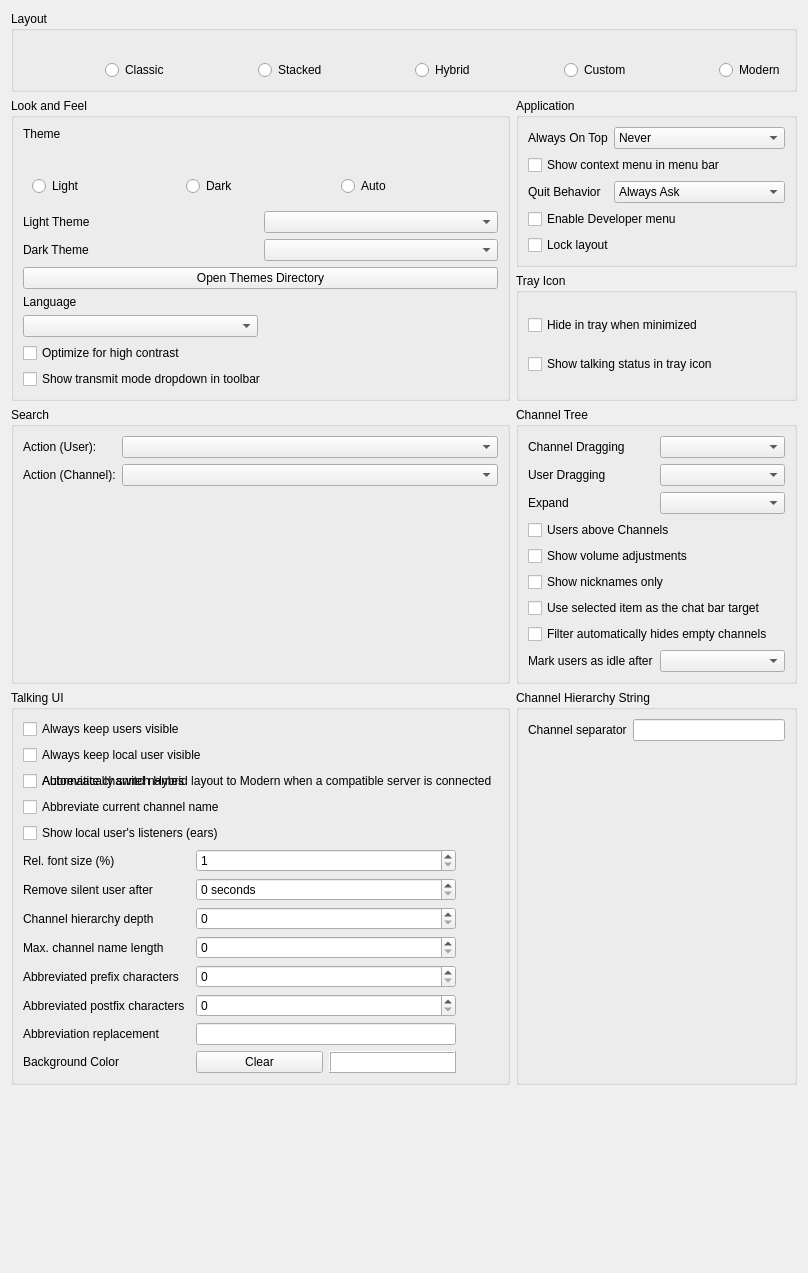
dankmaster/mumble-forked, file src/mumble/LookConfig.ui: the form before one commit.
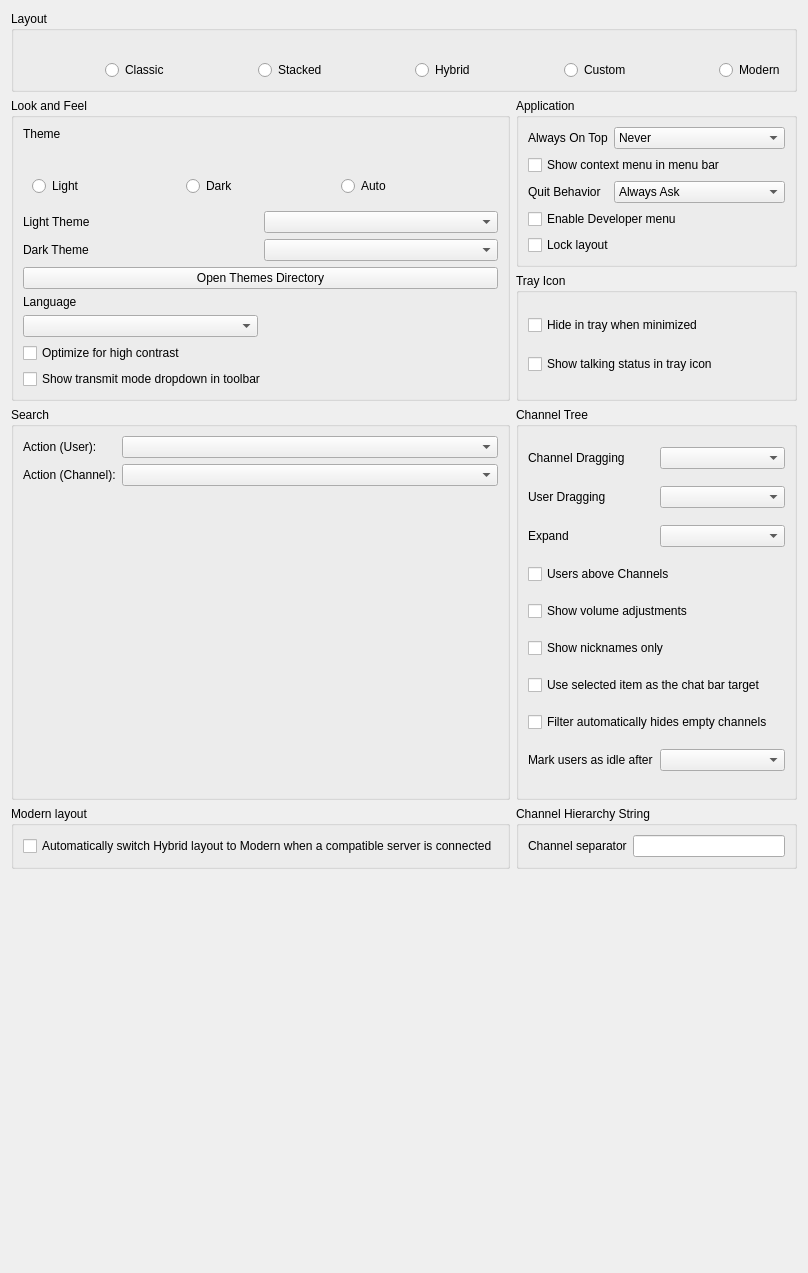
The form after the commit. Icons and pictures are not drawn. Custom widgets are drawn as their Qt base class.

Commit message: chore(native): remove overlay and talking UI

```diff
--- a/src/mumble/LookConfig.ui
+++ b/src/mumble/LookConfig.ui
@@ -454,7 +454,7 @@
       </sizepolicy>
      </property>
      <property name="title">
-      <string>Talking UI</string>
+      <string>Modern layout</string>
      </property>
      <property name="flat">
       <bool>false</bool>
@@ -463,370 +463,7 @@
       <bool>false</bool>
      </property>
      <layout class="QGridLayout" name="gridLayout_5">
-      <item row="12" column="2">
-       <widget class="QStackedWidget" name="swBackgroundColor">
-        <property name="sizePolicy">
-         <sizepolicy hsizetype="Minimum" vsizetype="Fixed">
-          <horstretch>0</horstretch>
-          <verstretch>0</verstretch>
-         </sizepolicy>
-        </property>
-        <property name="currentIndex">
-         <number>0</number>
-        </property>
-        <widget class="QWidget" name="page_1">
-         <layout class="QGridLayout" name="gridLayout_8">
-          <property name="leftMargin">
-           <number>0</number>
-          </property>
-          <property name="topMargin">
-           <number>0</number>
-          </property>
-          <property name="rightMargin">
-           <number>0</number>
-          </property>
-          <property name="bottomMargin">
-           <number>0</number>
-          </property>
-          <item row="0" column="0">
-           <layout class="QHBoxLayout" name="horizontalLayout">
-            <item>
-             <widget class="QPushButton" name="qbClearBackgroundColor">
-              <property name="sizePolicy">
-               <sizepolicy hsizetype="Preferred" vsizetype="Fixed">
-                <horstretch>0</horstretch>
-                <verstretch>0</verstretch>
-               </sizepolicy>
-              </property>
-              <property name="toolTip">
-               <string>Clears the TalkingUI background setting.</string>
-              </property>
-              <property name="accessibleName">
-               <string>Clear Background Color</string>
-              </property>
-              <property name="text">
-               <string>Clear</string>
-              </property>
-             </widget>
-            </item>
-            <item>
-             <widget class="QFrame" name="qccolorPreview">
-              <property name="minimumSize">
-               <size>
-                <width>50</width>
-                <height>0</height>
-               </size>
-              </property>
-              <property name="styleSheet">
-               <string notr="true">background-color: white</string>
-              </property>
-              <property name="frameShape">
-               <enum>QFrame::Shape::Box</enum>
-              </property>
-              <property name="frameShadow">
-               <enum>QFrame::Shadow::Raised</enum>
-              </property>
-             </widget>
-            </item>
-           </layout>
-          </item>
-         </layout>
-        </widget>
-        <widget class="QWidget" name="page_0">
-         <property name="sizePolicy">
-          <sizepolicy hsizetype="Minimum" vsizetype="Fixed">
-           <horstretch>0</horstretch>
-           <verstretch>0</verstretch>
-          </sizepolicy>
-         </property>
-         <layout class="QGridLayout" name="gridLayout_7">
-          <property name="leftMargin">
-           <number>0</number>
-          </property>
-          <property name="topMargin">
-           <number>0</number>
-          </property>
-          <property name="rightMargin">
-           <number>0</number>
-          </property>
-          <property name="bottomMargin">
-           <number>0</number>
-          </property>
-          <item row="0" column="0">
-           <widget class="QPushButton" name="qbBackgroundColor">
-            <property name="sizePolicy">
-             <sizepolicy hsizetype="Minimum" vsizetype="Fixed">
-              <horstretch>0</horstretch>
-              <verstretch>0</verstretch>
-             </sizepolicy>
-            </property>
-            <property name="toolTip">
-             <string>Color that gets used for the background of the talkingUI.</string>
-            </property>
-            <property name="text">
-             <string>Choose</string>
-            </property>
-           </widget>
-          </item>
-         </layout>
-        </widget>
-       </widget>
-      </item>
-      <item row="0" column="0" colspan="2">
-       <widget class="QCheckBox" name="qcbUsersAlwaysVisible">
-        <property name="toolTip">
-         <string>If this is checked, users will always be visible in the TalkingUI (regardless of talking state).</string>
-        </property>
-        <property name="text">
-         <string>Always keep users visible</string>
-        </property>
-       </widget>
-      </item>
-      <item row="5" column="0">
-       <widget class="QLabel" name="qlRelFontSize">
-        <property name="toolTip">
-         <string>Relative font size to use in the Talking UI in percent.</string>
-        </property>
-        <property name="text">
-         <string>Rel. font size (%)</string>
-        </property>
-        <property name="buddy">
-         <cstring>qsbRelFontSize</cstring>
-        </property>
-       </widget>
-      </item>
-      <item row="11" column="0">
-       <widget class="QLabel" name="qlAbbreviationReplacement">
-        <property name="toolTip">
-         <string>String that gets used instead of the cut-out part of an abbreviated name.</string>
-        </property>
-        <property name="text">
-         <string>Abbreviation replacement</string>
-        </property>
-        <property name="buddy">
-         <cstring>qleAbbreviationReplacement</cstring>
-        </property>
-       </widget>
-      </item>
-      <item row="5" column="2">
-       <widget class="QSpinBox" name="qsbRelFontSize">
-        <property name="toolTip">
-         <string>Relative font size to use in the Talking UI in percent.</string>
-        </property>
-        <property name="accessibleName">
-         <string>Relative font size (in percent)</string>
-        </property>
-        <property name="minimum">
-         <number>1</number>
-        </property>
-        <property name="maximum">
-         <number>500</number>
-        </property>
-       </widget>
-      </item>
-      <item row="8" column="2">
-       <widget class="QSpinBox" name="qsbMaxNameLength">
-        <property name="toolTip">
-         <string>The preferred maximum length of a channel (hierarchy) name in the Talking UI. Note that this is not a hard limit though.</string>
-        </property>
-        <property name="accessibleName">
-         <string>Maximum channel name length</string>
-        </property>
-       </widget>
-      </item>
-      <item row="8" column="0" colspan="2">
-       <widget class="QLabel" name="qlMaxNameLength">
-        <property name="toolTip">
-         <string>The preferred maximum length of a channel (hierarchy) name in the Talking UI. Note that this is not a hard limit though.</string>
-        </property>
-        <property name="text">
-         <string>Max. channel name length</string>
-        </property>
-        <property name="buddy">
-         <cstring>qsbMaxNameLength</cstring>
-        </property>
-       </widget>
-      </item>
-      <item row="1" column="0" colspan="3">
-       <widget class="QCheckBox" name="qcbLocalUserVisible">
-        <property name="toolTip">
-         <string>If this is checked, the local user (yourself) will always be visible in the TalkingUI (regardless of talking state).</string>
-        </property>
-        <property name="text">
-         <string>Always keep local user visible</string>
-        </property>
-       </widget>
-      </item>
-      <item row="10" column="2">
-       <widget class="QSpinBox" name="qsbPostfixCharCount">
-        <property name="toolTip">
-         <string>How many characters from the original name to display at the end of an abbreviated name.</string>
-        </property>
-        <property name="accessibleName">
-         <string>Postfix character count</string>
-        </property>
-       </widget>
-      </item>
-      <item row="2" column="0" colspan="2">
-       <widget class="QCheckBox" name="qcbAbbreviateChannelNames">
-        <property name="toolTip">
-         <string>Whether the channel (hierarchy) name should be abbreviated, if it exceeds the specified maximum length.</string>
-        </property>
-        <property name="text">
-         <string>Abbreviate channel names</string>
-        </property>
-       </widget>
-      </item>
-      <item row="12" column="0">
-       <widget class="QLabel" name="qlBackgroundColor">
-        <property name="toolTip">
-         <string>Background color that, if set, overrides the theme background color.</string>
-        </property>
-        <property name="text">
-         <string>Background Color</string>
-        </property>
-        <property name="buddy">
-         <cstring>qbBackgroundColor</cstring>
-        </property>
-       </widget>
-      </item>
-      <item row="10" column="0" colspan="2">
-       <widget class="QLabel" name="qlPostfixCharCount">
-        <property name="toolTip">
-         <string>How many characters from the original name to display at the end of an abbreviated name.</string>
-        </property>
-        <property name="text">
-         <string>Abbreviated postfix characters</string>
-        </property>
-        <property name="buddy">
-         <cstring>qsbPostfixCharCount</cstring>
-        </property>
-       </widget>
-      </item>
-      <item row="11" column="2">
-       <widget class="QLineEdit" name="qleAbbreviationReplacement">
-        <property name="sizePolicy">
-         <sizepolicy hsizetype="Preferred" vsizetype="Fixed">
-          <horstretch>0</horstretch>
-          <verstretch>0</verstretch>
-         </sizepolicy>
-        </property>
-        <property name="toolTip">
-         <string>String that gets used instead of the cut-out part of an abbreviated name.</string>
-        </property>
-        <property name="accessibleName">
-         <string>Abbreviation replacement characters</string>
-        </property>
-       </widget>
-      </item>
-      <item row="7" column="0">
-       <widget class="QLabel" name="qlChannelHierarchyDepth">
-        <property name="toolTip">
-         <string>The names of how many parent channels should be included in the channel's name when displaying it in the TalkingUI?</string>
-        </property>
-        <property name="text">
-         <string>Channel hierarchy depth</string>
-        </property>
-        <property name="buddy">
-         <cstring>qsbChannelHierarchyDepth</cstring>
-        </property>
-       </widget>
-      </item>
-      <item row="6" column="2">
-       <widget class="QSpinBox" name="qsbSilentUserLifetime">
-        <property name="sizePolicy">
-         <sizepolicy hsizetype="Preferred" vsizetype="Fixed">
-          <horstretch>0</horstretch>
-          <verstretch>0</verstretch>
-         </sizepolicy>
-        </property>
-        <property name="toolTip">
-         <string>A user that is silent for the given amount of seconds will be removed from the Talkin UI.</string>
-        </property>
-        <property name="accessibleName">
-         <string>Silent user display time (in seconds)</string>
-        </property>
-        <property name="suffix">
-         <string> seconds</string>
-        </property>
-        <property name="maximum">
-         <number>999</number>
-        </property>
-       </widget>
-      </item>
-      <item row="7" column="2">
-       <widget class="QSpinBox" name="qsbChannelHierarchyDepth">
-        <property name="toolTip">
-         <string>The names of how many parent channels should be included in the channel's name when displaying it in the TalkingUI?</string>
-        </property>
-        <property name="accessibleName">
-         <string>Channel hierarchy depth</string>
-        </property>
-       </widget>
-      </item>
-      <item row="9" column="2">
-       <widget class="QSpinBox" name="qsbPrefixCharCount">
-        <property name="toolTip">
-         <string>How many characters from the original name to display at the beginning of an abbreviated name.</string>
-        </property>
-        <property name="accessibleName">
-         <string>Prefix character count</string>
-        </property>
-       </widget>
-      </item>
-      <item row="3" column="0" colspan="3">
-       <widget class="QCheckBox" name="qcbAbbreviateCurrentChannel">
-        <property name="toolTip">
-         <string>Whether to also allow abbreviating the current channel of a user (instead of only its parent channels).</string>
-        </property>
-        <property name="text">
-         <string>Abbreviate current channel name</string>
-        </property>
-       </widget>
-      </item>
-      <item row="6" column="0">
-       <widget class="QLabel" name="qlSilentUserLifetime">
-        <property name="sizePolicy">
-         <sizepolicy hsizetype="Preferred" vsizetype="Preferred">
-          <horstretch>0</horstretch>
-          <verstretch>0</verstretch>
-         </sizepolicy>
-        </property>
-        <property name="toolTip">
-         <string>A user that is silent for the given amount of seconds will be removed from the Talkin UI.</string>
-        </property>
-        <property name="text">
-         <string>Remove silent user after</string>
-        </property>
-        <property name="buddy">
-         <cstring>qsbSilentUserLifetime</cstring>
-        </property>
-       </widget>
-      </item>
-      <item row="4" column="0" colspan="3">
-       <widget class="QCheckBox" name="qcbShowLocalListeners">
-        <property name="toolTip">
-         <string>Whether to show all of the local user's listeners (ears) in the TalkingUI (and thereby also the channels they are in). </string>
-        </property>
-        <property name="text">
-         <string>Show local user's listeners (ears)</string>
-        </property>
-       </widget>
-      </item>
-      <item row="9" column="0" colspan="2">
-       <widget class="QLabel" name="qlPrefixCharCount">
-        <property name="toolTip">
-         <string>How many characters from the original name to display at the beginning of an abbreviated name.</string>
-        </property>
-        <property name="text">
-         <string>Abbreviated prefix characters</string>
-        </property>
-        <property name="buddy">
-         <cstring>qsbPrefixCharCount</cstring>
-        </property>
-       </widget>
-      </item>
-      <item row="2" column="0" colspan="10">
+      <item row="0" column="0" colspan="10">
        <widget class="QCheckBox" name="qcbAutoSwitchModernOnCompatibleServers">
         <property name="text">
          <string>Automatically switch Hybrid layout to Modern when a compatible server is connected</string>
```
Left out of the diff: 16 changed lines with no effect on the pictures. The commit also changes 144 other files.
